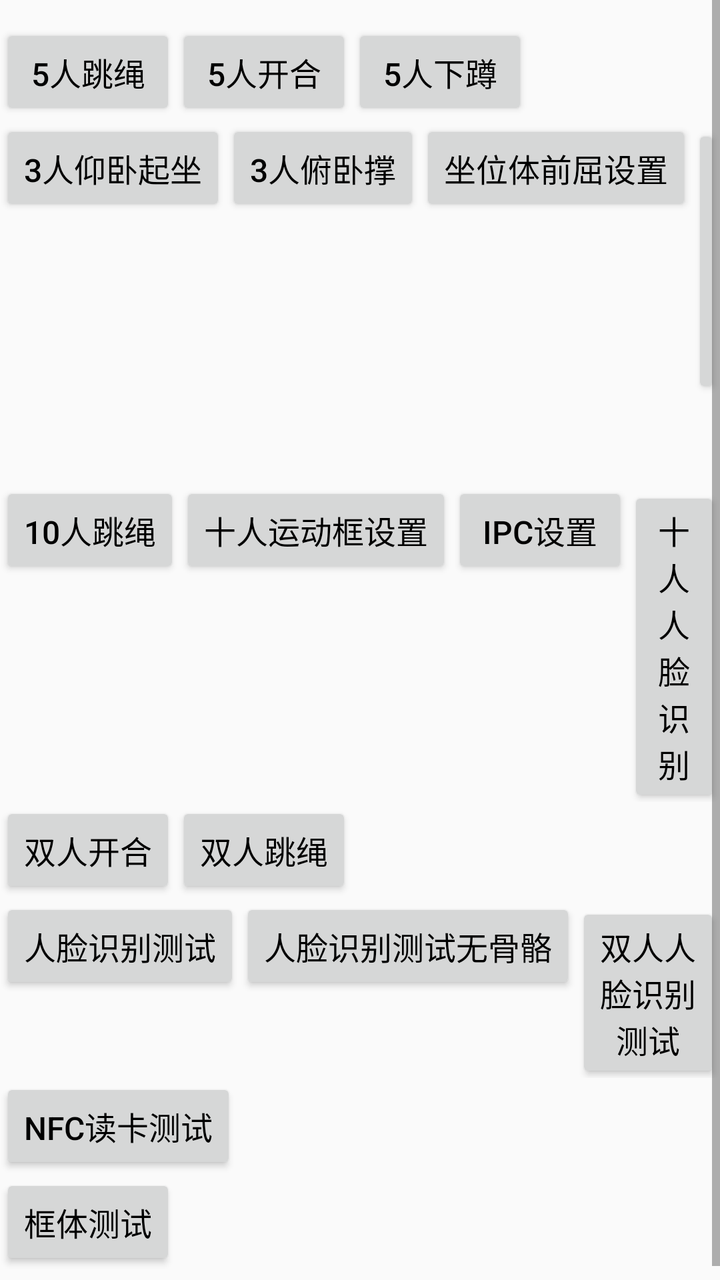
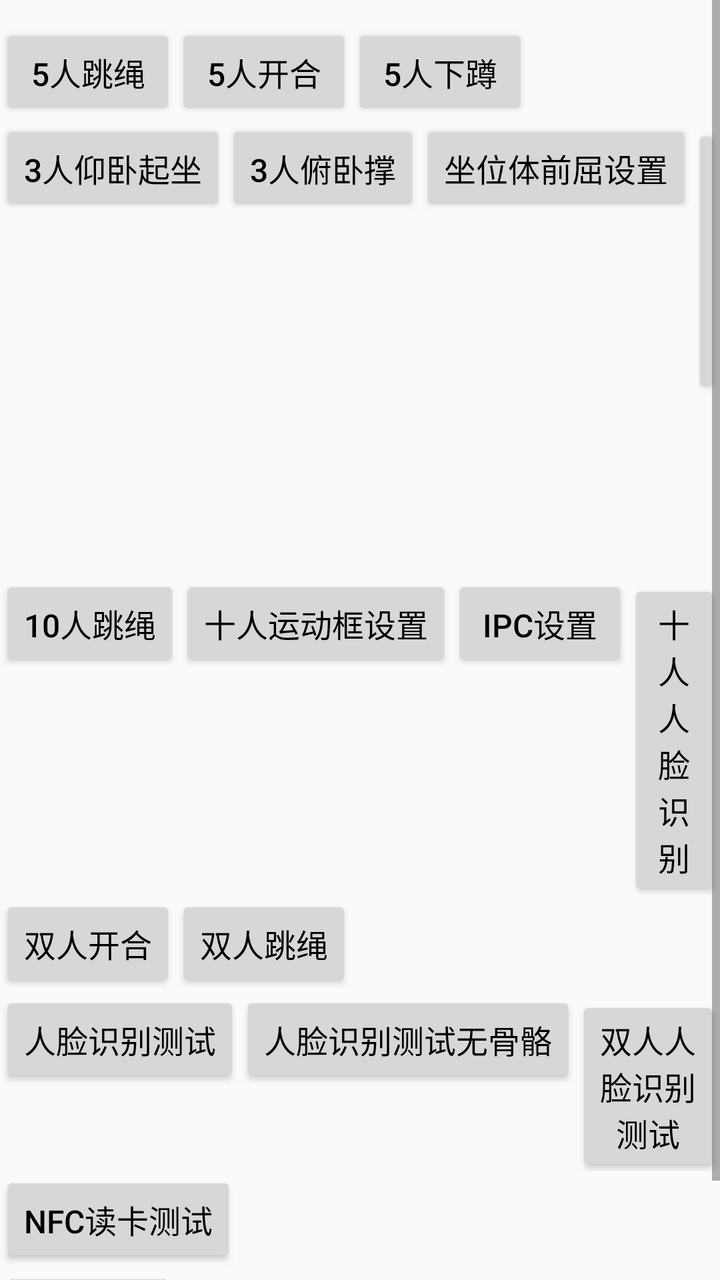

The first picture is an Android layout as it rendered before a commit; the second is the same layout after the commit. The layout source and the unified diff follow.
<!-- AndroidManifest.xml: application theme AppTheme -->
<!-- res/layout/ac_main.xml -->
<?xml version="1.0" encoding="utf-8"?>
<androidx.constraintlayout.widget.ConstraintLayout xmlns:android="http://schemas.android.com/apk/res/android"
    xmlns:app="http://schemas.android.com/apk/res-auto"
    android:layout_width="match_parent"
    android:layout_height="match_parent">

    <ScrollView
        android:layout_width="match_parent"
        android:layout_height="match_parent"
        android:layout_centerHorizontal="true"
        android:scrollbars="vertical">

        <LinearLayout
            android:layout_width="wrap_content"
            android:layout_height="wrap_content"
            android:layout_centerInParent="true"
            android:orientation="vertical"
            android:paddingTop="12dp"
            android:paddingBottom="12dp">

            <LinearLayout
                android:layout_width="wrap_content"
                android:layout_height="wrap_content"
                android:orientation="horizontal">

                <Button
                    android:id="@+id/bnt_0"
                    android:layout_width="wrap_content"
                    android:layout_height="wrap_content"
                    android:text="5人跳绳"
                    android:textColor="@color/color_black"
                    android:textSize="16sp" />

                <Button
                    android:id="@+id/bnt_3"
                    android:layout_width="wrap_content"
                    android:layout_height="wrap_content"
                    android:text="5人开合"
                    android:textColor="@color/color_black"
                    android:textSize="16sp" />

                <Button
                    android:id="@+id/bnt_4"
                    android:layout_width="wrap_content"
                    android:layout_height="wrap_content"
                    android:text="5人下蹲"
                    android:textColor="@color/color_black"
                    android:textSize="16sp" />

            </LinearLayout>

            <LinearLayout
                android:layout_width="wrap_content"
                android:layout_height="wrap_content"
                android:orientation="horizontal">

                <Button
                    android:id="@+id/bnt_8"
                    android:layout_width="wrap_content"
                    android:layout_height="wrap_content"
                    android:text="3人仰卧起坐"
                    android:textColor="@color/color_black"
                    android:textSize="16sp" />

                <Button
                    android:id="@+id/bnt_9"
                    android:layout_width="wrap_content"
                    android:layout_height="wrap_content"
                    android:text="3人俯卧撑"
                    android:textColor="@color/color_black"
                    android:textSize="16sp" />

                <Button
                    android:id="@+id/bnt_10"
                    android:layout_width="wrap_content"
                    android:layout_height="wrap_content"
                    android:text="坐位体前屈设置"
                    android:textColor="@color/color_black"
                    android:textSize="16sp" />

                <Button
                    android:id="@+id/bnt_zw"
                    android:layout_width="wrap_content"
                    android:layout_height="wrap_content"
                    android:text="坐位体前屈"
                    android:textColor="@color/color_black"
                    android:textSize="16sp" />

                <Button
                    android:id="@+id/btn_forward_6"
                    android:layout_width="wrap_content"
                    android:layout_height="wrap_content"
                    android:text="6人坐位体前屈"
                    android:textColor="@color/color_black"
                    android:textSize="16sp" />

            </LinearLayout>

            <LinearLayout
                android:layout_width="wrap_content"
                android:layout_height="wrap_content"
                android:orientation="horizontal">

                <Button
                    android:id="@+id/bnt_11"
                    android:layout_width="wrap_content"
                    android:layout_height="wrap_content"
                    android:text="10人跳绳"
                    android:textColor="@color/color_black"
                    android:textSize="16sp" />

                <Button
                    android:id="@+id/btn_10_region_set"
                    android:layout_width="wrap_content"
                    android:layout_height="wrap_content"
                    android:text="十人运动框设置"
                    android:textColor="@color/color_black"
                    android:textSize="16sp" />

                <Button
                    android:id="@+id/btn_ipc_set"
                    android:layout_width="wrap_content"
                    android:layout_height="wrap_content"
                    android:text="IPC设置"
                    android:textColor="@color/color_black"
                    android:textSize="16sp" />

                <Button
                    android:id="@+id/btn_ten_face"
                    android:layout_width="wrap_content"
                    android:layout_height="wrap_content"
                    android:text="十人人脸识别"
                    android:textColor="@color/color_black"
                    android:textSize="16sp" />
            </LinearLayout>

            <LinearLayout
                android:layout_width="wrap_content"
                android:layout_height="wrap_content"
                android:orientation="horizontal">

                <Button
                    android:id="@+id/bnt_12"
                    android:layout_width="wrap_content"
                    android:layout_height="wrap_content"
                    android:text="双人开合"
                    android:textColor="@color/color_black"
                    android:textSize="16sp" />

                <Button
                    android:id="@+id/bnt_13"
                    android:layout_width="wrap_content"
                    android:layout_height="wrap_content"
                    android:text="双人跳绳"
                    android:textColor="@color/color_black"
                    android:textSize="16sp" />

            </LinearLayout>

            <LinearLayout
                android:layout_width="wrap_content"
                android:layout_height="wrap_content">

                <Button
                    android:id="@+id/btn_face_test"
                    android:layout_width="wrap_content"
                    android:layout_height="wrap_content"
                    android:text="人脸识别测试"
                    android:textColor="@color/color_black"
                    android:textSize="16sp" />

                <Button
                    android:id="@+id/btn_face_test2"
                    android:layout_width="wrap_content"
                    android:layout_height="wrap_content"
                    android:text="人脸识别测试无骨骼"
                    android:textColor="@color/color_black"
                    android:textSize="16sp" />

                <Button
                    android:id="@+id/btn_double_face"
                    android:layout_width="wrap_content"
                    android:layout_height="wrap_content"
                    android:text="双人人脸识别测试"
                    android:textColor="@color/color_black"
                    android:textSize="16sp" />
            </LinearLayout>

            <LinearLayout
                android:layout_width="wrap_content"
                android:layout_height="wrap_content">

                <Button
                    android:id="@+id/btn_nfc_test"
                    android:layout_width="wrap_content"
                    android:layout_height="wrap_content"
                    android:text="NFC读卡测试"
                    android:textColor="@color/color_black"
                    android:textSize="16sp" />
            </LinearLayout>

            <LinearLayout
                android:layout_width="wrap_content"
                android:layout_height="wrap_content">

                <Button
                    android:id="@+id/btn_body_test"
                    android:layout_width="wrap_content"
                    android:layout_height="wrap_content"
                    android:text="框体测试"
                    android:textColor="@color/color_black"
                    android:textSize="16sp" />
            </LinearLayout>

        </LinearLayout>

    </ScrollView>

    <TextView
        android:id="@+id/tv_org_id"
        android:layout_width="wrap_content"
        android:layout_height="wrap_content"
        android:layout_marginEnd="@dimen/dp_60"
        android:layout_marginBottom="@dimen/dp_60"
        app:layout_constraintBottom_toBottomOf="parent"
        app:layout_constraintEnd_toEndOf="parent" />
</androidx.constraintlayout.widget.ConstraintLayout>
<!-- resources referenced by this layout -->
<resources>
  <color name="color_black">#000000</color>
  <dimen name="dp_60">60dp</dimen>
  <style name="AppTheme" parent="Theme.AppCompat.DayNight.NoActionBar">
          <item name="colorPrimary">#00FFFF</item>
          <item name="colorPrimaryDark">#FFFFFF</item>
          <item name="colorAccent">#FFFF00</item>
          <item name="android:windowActionBar">false</item>
          <item name="android:windowNoTitle">true</item>
          <item name="android:windowContentTransitions">true</item>
          <item name="android:statusBarColor">@android:color/transparent</item>
          <item name="android:windowFullscreen">true</item>
          <item name="android:windowTranslucentNavigation">true</item>
          <item name="android:windowTranslucentStatus">true</item>
          <item name="android:windowDisablePreview">true</item>
      </style>
</resources>

<!-- the commit's change to res/layout/ac_main.xml (unified diff, before → after) -->
@@ -83,6 +83,14 @@
                     android:layout_width="wrap_content"
                     android:layout_height="wrap_content"
                     android:text="坐位体前屈"
+                    android:textColor="@color/color_black"
+                    android:textSize="16sp" />
+
+                <Button
+                    android:id="@+id/btn_forward_6_set"
+                    android:layout_width="wrap_content"
+                    android:layout_height="wrap_content"
+                    android:text="6人坐位体前屈设置"
                     android:textColor="@color/color_black"
                     android:textSize="16sp" />
 
